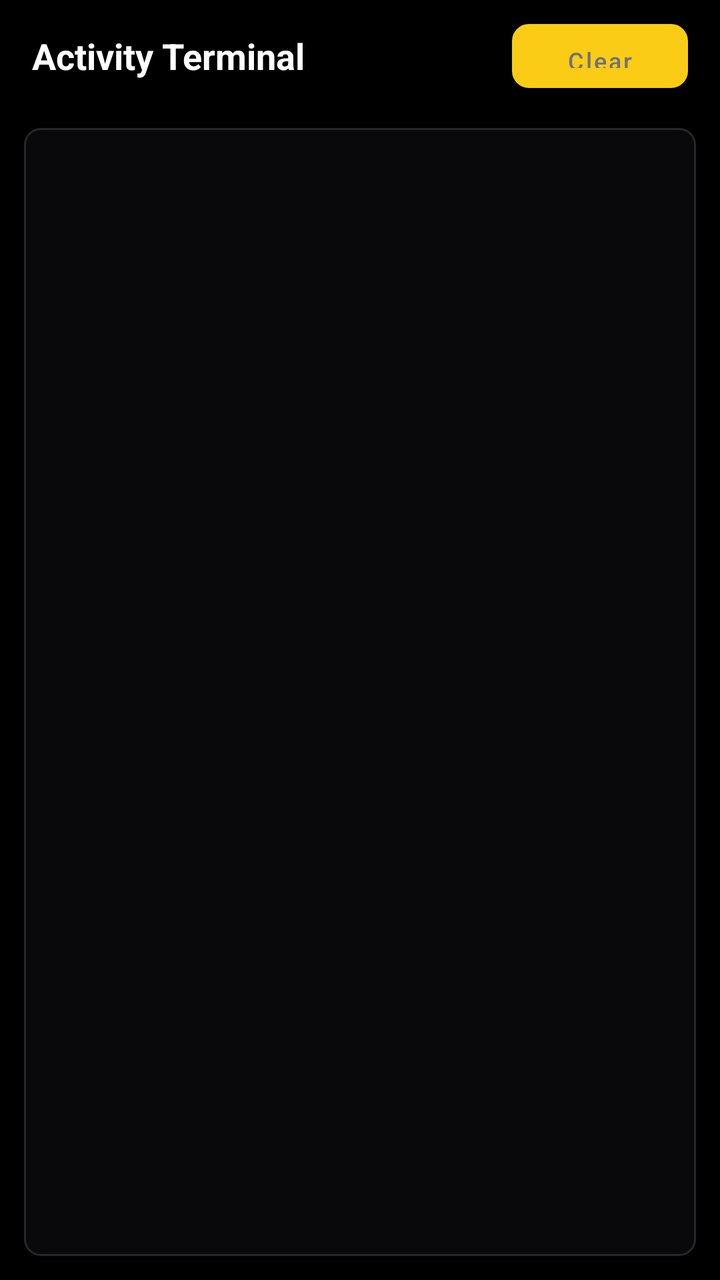
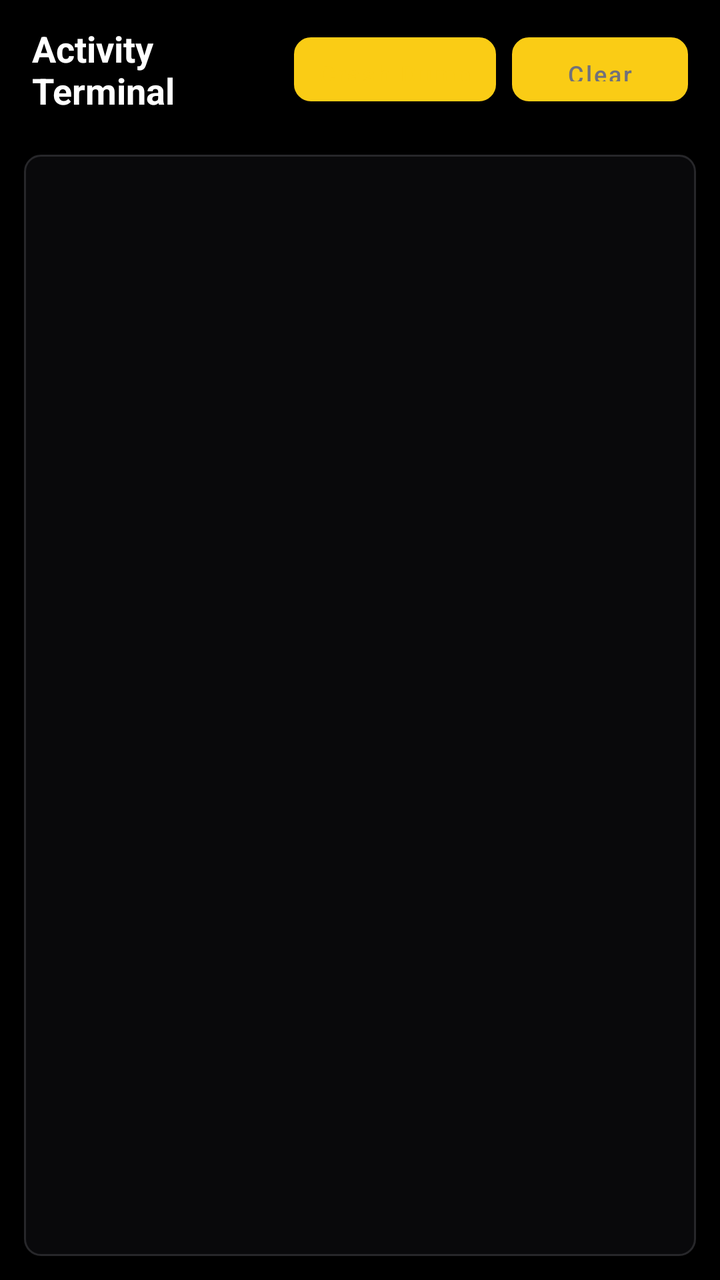

The first picture is an Android layout as it rendered before a commit; the second is the same layout after the commit. The layout source and the unified diff follow.
<!-- AndroidManifest.xml: application theme Theme.AndroidMusicSync -->
<!-- res/layout/fragment_logs.xml -->
<?xml version="1.0" encoding="utf-8"?>
<LinearLayout xmlns:android="http://schemas.android.com/apk/res/android"
    android:layout_width="match_parent"
    android:layout_height="match_parent"
    android:background="@color/bg_dark"
    android:orientation="vertical">

    
    <LinearLayout
        android:layout_width="match_parent"
        android:layout_height="wrap_content"
        android:gravity="center_vertical"
        android:orientation="horizontal"
        android:paddingStart="16dp"
        android:paddingTop="12dp"
        android:paddingEnd="16dp"
        android:paddingBottom="8dp">

        <TextView
            android:layout_width="0dp"
            android:layout_height="wrap_content"
            android:layout_weight="1"
            android:text="@string/title_sync_terminal"
            android:textColor="@color/text_primary"
            android:textSize="18sp"
            android:textStyle="bold" />

        <Button
            android:id="@+id/btn_logs_clear"
            android:layout_width="wrap_content"
            android:layout_height="32dp"
            android:background="@drawable/bg_button_dark"
            android:paddingStart="12dp"
            android:paddingEnd="12dp"
            android:text="@string/btn_clear_logs"
            android:textAllCaps="false"
            android:textColor="@color/text_muted"
            android:textSize="12sp" />
    </LinearLayout>

    
    <LinearLayout
        android:layout_width="match_parent"
        android:layout_height="0dp"
        android:layout_margin="12dp"
        android:layout_weight="1"
        android:background="@drawable/bg_input"
        android:orientation="vertical"
        android:padding="8dp">

        <androidx.recyclerview.widget.RecyclerView
            android:id="@+id/rv_logs"
            android:layout_width="match_parent"
            android:layout_height="match_parent"
            android:clipToPadding="false"
            android:scrollbars="vertical" />
    </LinearLayout>

</LinearLayout>
<!-- resources referenced by this layout -->
<resources>
  <color name="bg_dark">#000000</color>
  <color name="text_muted">#71717A</color>
  <color name="text_primary">#FFFFFF</color>
  <!-- drawable bg_button_dark (drawable) -->
  <?xml version="1.0" encoding="utf-8"?>
  <ripple xmlns:android="http://schemas.android.com/apk/res/android"
      android:color="#20FFFFFF">
      <item>
          <shape android:shape="rectangle">
              <solid android:color="@color/card_hover" />
              <corners android:radius="8dp" />
              <stroke
                  android:width="1dp"
                  android:color="@color/card_stroke" />
          </shape>
      </item>
  </ripple>
  <!-- drawable bg_input (drawable) -->
  <?xml version="1.0" encoding="utf-8"?>
  <shape xmlns:android="http://schemas.android.com/apk/res/android"
      android:shape="rectangle">
      <solid android:color="@color/terminal_bg" />
      <corners android:radius="8dp" />
      <stroke
          android:width="1dp"
          android:color="@color/card_stroke" />
  </shape>
  <string name="btn_clear_logs">Clear</string>
  <string name="title_sync_terminal">Activity Terminal</string>
  <style name="Theme.AndroidMusicSync" parent="Theme.MaterialComponents.NoActionBar">
          <item name="colorPrimary">@color/yellow_primary</item>
          <item name="colorPrimaryVariant">@color/yellow_dark</item>
          <item name="colorOnPrimary">@color/black</item>
  
          <item name="colorSecondary">@color/yellow_primary</item>
          <item name="colorSecondaryVariant">@color/yellow_dark</item>
          <item name="colorOnSecondary">@color/black</item>
  
          <item name="android:statusBarColor">@color/bg_dark</item>
          <item name="android:navigationBarColor">@color/bg_dark</item>
          <item name="android:windowBackground">@color/bg_dark</item>
  
          <item name="android:windowLightStatusBar" tools:targetApi="m">false</item>
      </style>
  <color name="card_hover">#18181B</color>
  <color name="card_stroke">#27272A</color>
  <color name="terminal_bg">#09090B</color>
  <color name="yellow_primary">#FACC15</color>
  <color name="yellow_dark">#EAB308</color>
  <color name="black">#000000</color>
</resources>

<!-- the commit's change to res/layout/fragment_logs.xml (unified diff, before → after) -->
@@ -24,6 +24,19 @@
             android:textColor="@color/text_primary"
             android:textSize="18sp"
             android:textStyle="bold" />
+
+        <Button
+            android:id="@+id/btn_logs_crash"
+            android:layout_width="wrap_content"
+            android:layout_height="32dp"
+            android:layout_marginEnd="8dp"
+            android:background="@drawable/bg_button_dark"
+            android:paddingStart="12dp"
+            android:paddingEnd="12dp"
+            android:text="Crash Dump"
+            android:textAllCaps="false"
+            android:textColor="@color/yellow_primary"
+            android:textSize="12sp" />
 
         <Button
             android:id="@+id/btn_logs_clear"
